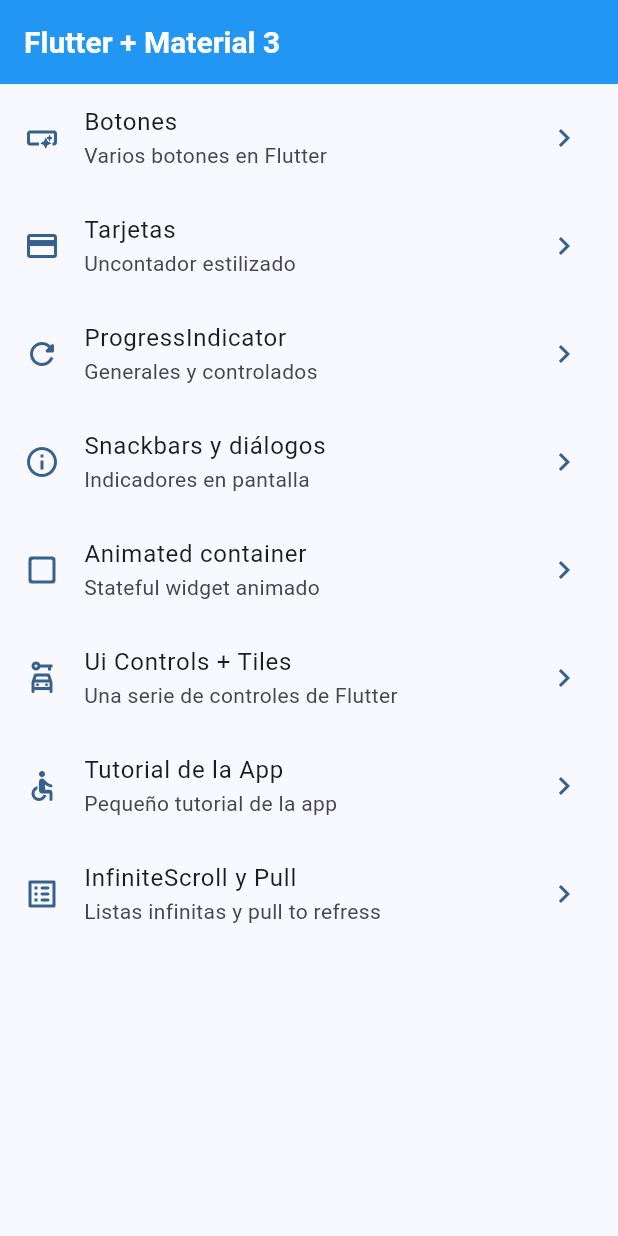
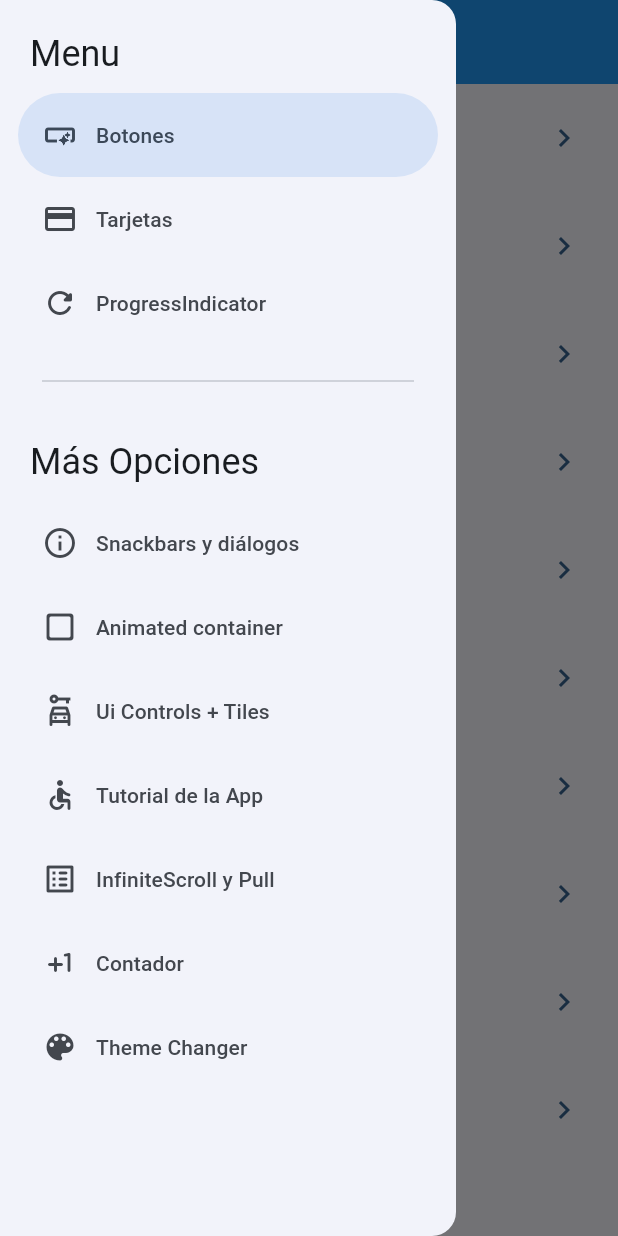
Before and after one commit to Illera1999/Flutter_Course, a Flutter app: the screen it shows after launch, with the side drawer open (before the commit the screen has no drawer), on a phone screen of 412 x 824 dp. Run offline on Flutter 3.47's test engine with Material 3 defaults, Android fonts, the light colour scheme and no system bars; our stand-ins replace animate_do, dio, flutter_riverpod, go_router, video_player.

Commit message:
Antes de mi statenotifier

```diff
--- a/project/widgets_app/lib/config/menu/menu_items.dart
+++ b/project/widgets_app/lib/config/menu/menu_items.dart
@@ -66,4 +66,16 @@
       link: '/infinite',
       icon: Icons.list_alt_rounded,
     ),
+    MenuItems(
+      title: 'Contador',
+      subTitle: 'Contador con provider',
+      link: '/counter',
+      icon: Icons.plus_one_rounded,
+    ),
+    MenuItems(
+      title: 'Theme Changer',
+      subTitle: 'Cambiar el tema de la app',
+      link: '/theme-changer',
+      icon: Icons.color_lens,
+    ),
   ];
--- a/project/widgets_app/lib/config/router/app_router.dart
+++ b/project/widgets_app/lib/config/router/app_router.dart
@@ -49,5 +49,15 @@
       path: '/infinite',
       builder: (context,state) => const InfiniteScrollScreen(),
     ),
+    GoRoute(
+      name: CounterScreen.name,
+      path: '/counter',
+      builder: (context,state) => const CounterScreen(),
+    ),
+    GoRoute(
+      name: ThemeChanger.name,
+      path: '/theme-changer',
+      builder: (context,state) => const ThemeChanger(),
+    ),
   ]
 );
--- a/project/widgets_app/lib/config/theme/app_theme.dart
+++ b/project/widgets_app/lib/config/theme/app_theme.dart
@@ -14,8 +14,9 @@
 
 class AppTheme {
   final int selectedColor;
+  final bool isDarkMode;
 
-  AppTheme({this.selectedColor = 0})
+  AppTheme({this.selectedColor = 0, this.isDarkMode = false})
     : assert(selectedColor >= 0, 'El color tiene que ser mayor que cero'),
       assert(
         selectedColor < colorList.length,
@@ -24,6 +25,7 @@
 
   ThemeData getTheme() =>
       ThemeData(
+        brightness: isDarkMode ? Brightness.dark : Brightness.light,
         useMaterial3: true,
         colorSchemeSeed: colorList[selectedColor],
         appBarTheme: AppBarTheme(
--- a/project/widgets_app/lib/main.dart
+++ b/project/widgets_app/lib/main.dart
@@ -1,21 +1,27 @@
 import 'package:flutter/material.dart';
+import 'package:flutter_riverpod/flutter_riverpod.dart';
 import 'package:widgets_app/config/router/app_router.dart';
 import 'package:widgets_app/config/theme/app_theme.dart';
+import 'package:widgets_app/presentation/providers/theme_provider.dart';
 
 void main() {
-  runApp(const MainApp());
+  runApp(ProviderScope(child: const MainApp()));
 }
 
-class MainApp extends StatelessWidget {
+class MainApp extends ConsumerWidget {
   const MainApp({super.key});
 
   @override
-  Widget build(BuildContext context) {
+  Widget build(BuildContext context, WidgetRef ref) {
+
+    final isDarkMode = ref.watch(providerThemeDark);
+    final selectTheme = ref.watch(providerSelectedColor);
+
     return MaterialApp.router(
       title: 'Flutter Widgets',
       routerConfig: appRouter,
       debugShowCheckedModeBanner: false,
-      theme: AppTheme(selectedColor: 0).getTheme(),
+      theme: AppTheme(selectedColor: selectTheme, isDarkMode: isDarkMode ? true : false).getTheme(),
     );
   }
 }
--- /dev/null
+++ b/project/widgets_app/lib/presentation/providers/counter_providers.dart
@@ -0,0 +1,6 @@
+
+
+
+import 'package:flutter_riverpod/flutter_riverpod.dart';
+
+final providerCounter = StateProvider((ref) => 0);
--- /dev/null
+++ b/project/widgets_app/lib/presentation/providers/theme_provider.dart
@@ -0,0 +1,10 @@
+import 'package:flutter_riverpod/flutter_riverpod.dart';
+import 'package:widgets_app/config/theme/app_theme.dart';
+
+final providerThemeDark = StateProvider((ref) => false);
+
+
+final providerThemeColor = Provider((ref) => colorList);
+
+
+final providerSelectedColor = StateProvider((ref) => 0);
--- a/project/widgets_app/lib/presentation/screens/home/home_screen.dart
+++ b/project/widgets_app/lib/presentation/screens/home/home_screen.dart
@@ -2,6 +2,7 @@
 import 'package:flutter/material.dart';
 import 'package:go_router/go_router.dart';
 import 'package:widgets_app/config/menu/menu_items.dart';
+import 'package:widgets_app/presentation/widgets/side_menu.dart';
 
 class HomeScreen extends StatelessWidget {
   const HomeScreen({super.key});
@@ -10,11 +11,16 @@
 
   @override
   Widget build(BuildContext context) {
+
+    final scaffoldkey = GlobalKey<ScaffoldState>();
+
     return Scaffold(
+      key: scaffoldkey,
       appBar: AppBar(
         title: const Text('Flutter + Material 3'),
       ),
       body: _HomeView(),
+      drawer: SideMenu(scaffoldKey: scaffoldkey,)
     );
   }
 }
--- a/project/widgets_app/lib/presentation/screens/screens.dart
+++ b/project/widgets_app/lib/presentation/screens/screens.dart
@@ -1,3 +1,4 @@
+export 'package:widgets_app/presentation/screens/theme_changer/theme_changer.dart';
 export 'package:widgets_app/presentation/screens/animated/animated_screen.dart';
 export 'package:widgets_app/presentation/screens/app_tutorial/app_tutorial_screen.dart';
 export 'package:widgets_app/presentation/screens/buttons/buttons_screen.dart';
@@ -7,3 +8,4 @@
 export 'package:widgets_app/presentation/screens/progress/progress_screen.dart';
 export 'package:widgets_app/presentation/screens/snackbar/snackbar_screen.dart';
 export 'package:widgets_app/presentation/screens/ui_controls/ui_controls.dart';
+export 'package:widgets_app/presentation/screens/counter/counter_screen.dart';
--- /dev/null
+++ b/project/widgets_app/lib/presentation/widgets/side_menu.dart
@@ -0,0 +1,60 @@
+import 'package:flutter/material.dart';
+import 'package:go_router/go_router.dart';
+import 'package:widgets_app/config/menu/menu_items.dart';
+
+class SideMenu extends StatefulWidget {
+
+  final GlobalKey<ScaffoldState> scaffoldKey;
+  const SideMenu({super.key, required this.scaffoldKey});
+
+
+  @override
+  State<SideMenu> createState() => _SideMenuState();
+}
+
+class _SideMenuState extends State<SideMenu> {
+  int navDrawerIndex = 0;
+  @override
+  Widget build(BuildContext context) {
+    final hasNotch = MediaQuery.of(context).viewPadding.top > 35;
+    return NavigationDrawer(
+      selectedIndex: navDrawerIndex,
+      onDestinationSelected: (value) {
+        setState(() {
+          navDrawerIndex = value;
+        });
+        final menuItem = appMenuItems[value];
+        context.push(menuItem.link);
+        widget.scaffoldKey.currentState?.closeDrawer();
+
+      },
+      children: [
+        Padding(
+          padding: EdgeInsets.fromLTRB(20, hasNotch ? 10 : 20, 16, 10),
+          child: Text('Menu', style: Theme.of(context).textTheme.headlineSmall),
+        ),
+        ...appMenuItems.sublist(0, 3).map((item) {
+          return NavigationDrawerDestination(
+            icon: Icon(item.icon),
+            label: Text(item.title),
+          );
+        }),
+        const Padding(
+          padding: EdgeInsets.fromLTRB(28, 16, 28, 10),
+          child: Divider(),
+        ),
+
+        Padding(
+          padding: EdgeInsets.fromLTRB(20, hasNotch ? 10 : 20, 16, 10),
+          child: Text('Más Opciones', style: Theme.of(context).textTheme.headlineSmall),
+        ),
+        ...appMenuItems.sublist(3).map((item) {
+          return NavigationDrawerDestination(
+            icon: Icon(item.icon),
+            label: Text(item.title),
+          );
+        }),
+      ],
+    );
+  }
+}
--- a/project/widgets_app/pubspec.yaml
+++ b/project/widgets_app/pubspec.yaml
@@ -10,6 +10,7 @@
   animate_do: ^4.2.0
   flutter:
     sdk: flutter
+  flutter_riverpod: ^2.6.1
   go_router: ^14.8.1
 
 dev_dependencies:
```
Also changed, not shown: project/widgets_app/lib/presentation/screens/counter/counter_screen.dart (added, +43 -0 lines), project/widgets_app/lib/presentation/screens/theme_changer/theme_changer.dart (added, +62 -0 lines), project/widgets_app/pubspec.lock.
